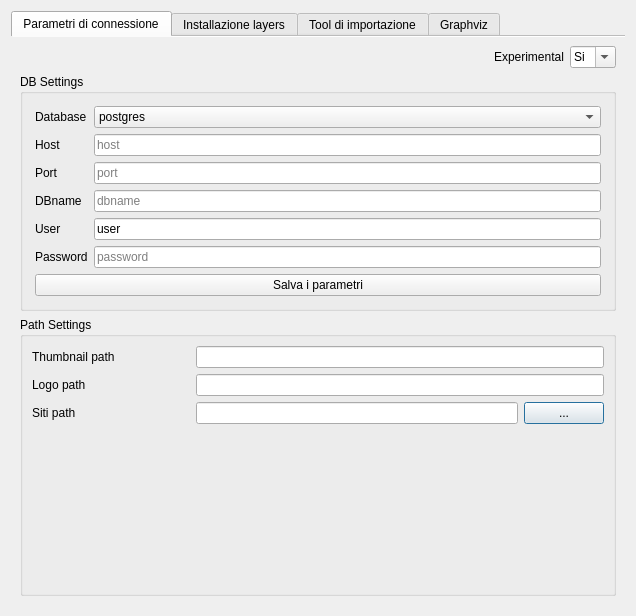
This is gui/ui/pyarchinitConfigDialog.ui in pyarchinit/pyarchinit as Qt 5 draws it before an edit. The edited form follows.
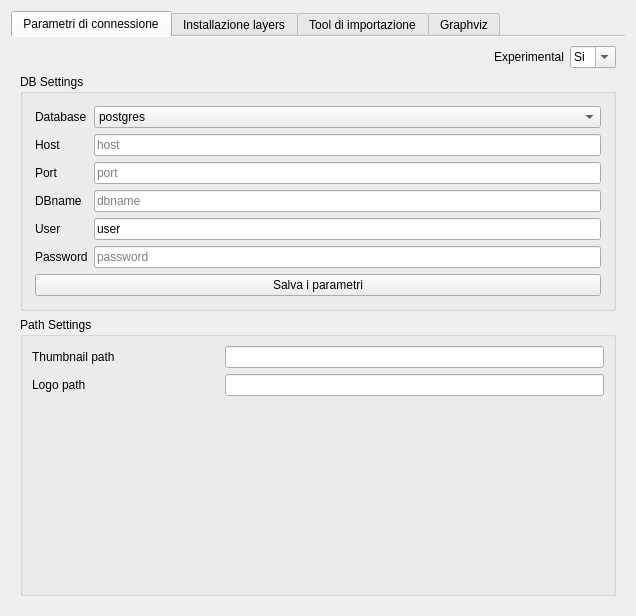
This is the edited form. Icons and pictures are not drawn. Custom widgets are drawn as their Qt base class.

Commit message: add new field in site table to handle the path

The edit to the form file:
```diff
--- a/gui/ui/pyarchinitConfigDialog.ui
+++ b/gui/ui/pyarchinitConfigDialog.ui
@@ -351,7 +351,7 @@
             </property>
            </widget>
           </item>
-          <item row="3" column="1">
+          <item row="2" column="1">
            <spacer name="verticalSpacer_4">
             <property name="orientation">
              <enum>Qt::Vertical</enum>
@@ -371,50 +371,20 @@
             </property>
            </widget>
           </item>
-          <item row="2" column="0">
-           <widget class="QLabel" name="label_9">
-            <property name="text">
-             <string>Siti path</string>
-            </property>
-           </widget>
-          </item>
-          <item row="1" column="1" colspan="3">
+          <item row="1" column="1" colspan="2">
            <widget class="QLineEdit" name="lineEdit_Logo_path">
             <property name="text">
              <string/>
             </property>
            </widget>
           </item>
-          <item row="0" column="1" colspan="3">
+          <item row="0" column="1" colspan="2">
            <widget class="QLineEdit" name="lineEdit_Thumb_path">
             <property name="text">
              <string/>
             </property>
            </widget>
           </item>
-          <item row="2" column="3">
-           <widget class="QPushButton" name="pbn_browse_siti_path">
-            <property name="sizePolicy">
-             <sizepolicy hsizetype="Fixed" vsizetype="Fixed">
-              <horstretch>0</horstretch>
-              <verstretch>0</verstretch>
-             </sizepolicy>
-            </property>
-            <property name="text">
-             <string>...</string>
-            </property>
-           </widget>
-          </item>
-          <item row="2" column="1" colspan="2">
-           <widget class="QLineEdit" name="lineEdit_siti_path">
-            <property name="sizePolicy">
-             <sizepolicy hsizetype="Expanding" vsizetype="Fixed">
-              <horstretch>0</horstretch>
-              <verstretch>0</verstretch>
-             </sizepolicy>
-            </property>
-           </widget>
-          </item>
          </layout>
         </widget>
        </item>
```
The commit also changes 5 other files.
